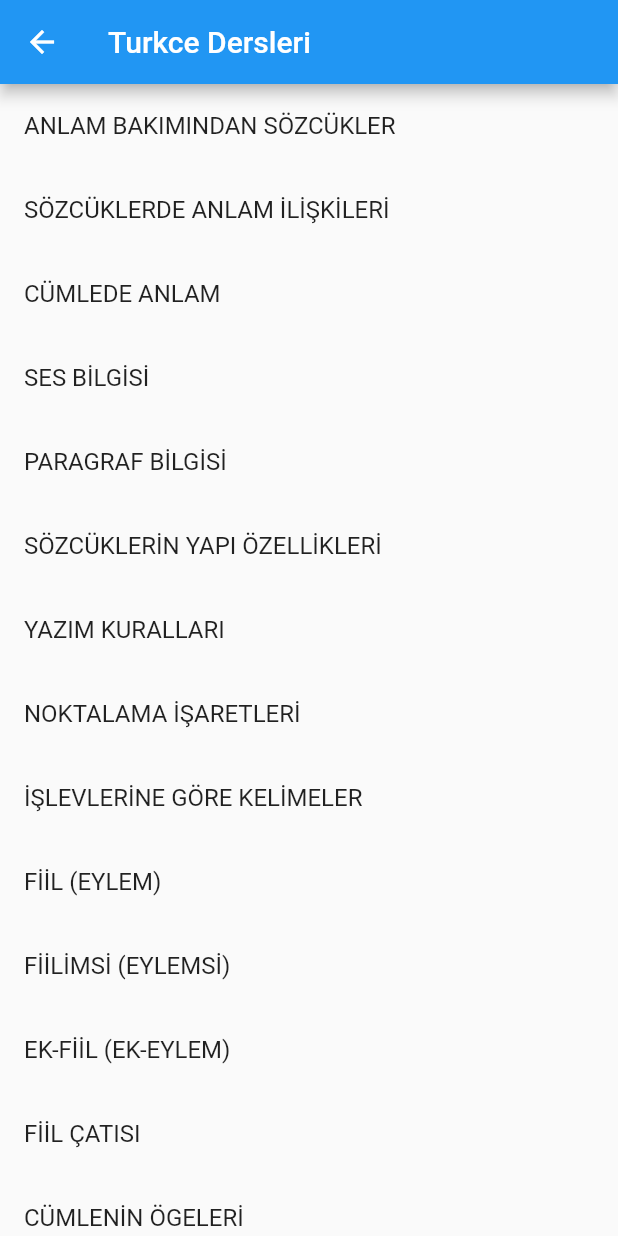
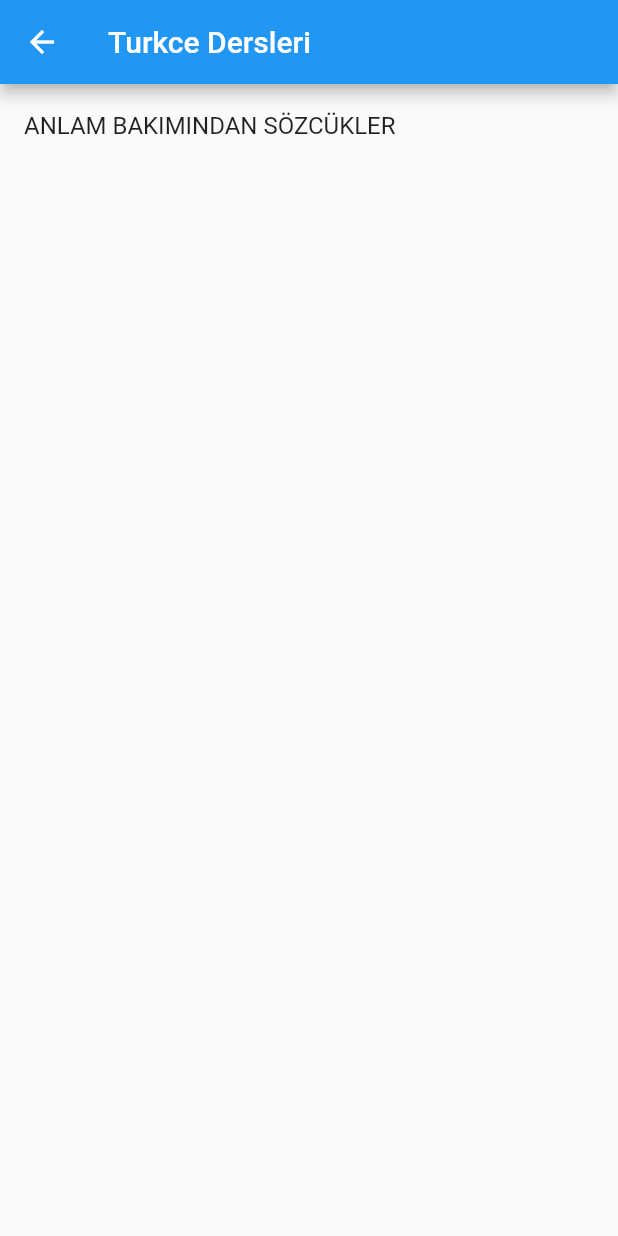
Before and after one commit to VB10/howcanido, a Flutter app: the TurkishLessonView screen opened directly, on a phone screen of 412 x 824 dp. Run offline on Flutter 3.47's test engine with Material 2 defaults, Android fonts, the phone set to English and light mode, and no system bars; our stand-ins replace dio, flutter_widget_from_html, package_info; network calls fail.

Commit message:
generci page added

```diff
--- a/lib/turkish-lesson/core/lesson.dart
+++ b/lib/turkish-lesson/core/lesson.dart
@@ -1,3 +1,6 @@
+import 'package:howcanido/turkish-lesson/model/lesson_model.dart';
+import 'package:howcanido/turkish-lesson/pages/adverb_page.dart';
+
 class Lesson {
   final List<String> lessonSubjects = [
     'ANLAM BAKIMINDAN SÖZCÜKLER',
@@ -17,4 +20,10 @@ class Lesson {
     'CÜMLE BİLGİSİ',
     'ANLATIM BOZUKLUĞU',
   ];
+
+  final List<LessonModel> lessonPageItems = [
+    // TODO: Bu sekilde hepsi eklenerek dinamik olarak basildiginda
+    // ilgi sayfalara gidilebilir
+    LessonModel(page: AdverbPage(), title: "ANLAM BAKIMINDAN SÖZCÜKLER")
+  ];
 }
--- /dev/null
+++ b/lib/turkish-lesson/model/lesson_model.dart
@@ -0,0 +1,8 @@
+import 'package:flutter/material.dart';
+
+class LessonModel {
+  final String title;
+  final Widget page;
+
+  LessonModel({@required this.title, @required this.page});
+}
--- a/lib/turkish-lesson/turkish_lesson_view.dart
+++ b/lib/turkish-lesson/turkish_lesson_view.dart
@@ -21,10 +21,10 @@ class _TurkishLessonViewState extends State<TurkishLessonView> {
     return Scaffold(
       appBar: AppBar(title: Text(stringItems.lessonTitle)),
       body: ListView.builder(
-        itemCount: lesson.lessonSubjects.length,
+        itemCount: lesson.lessonPageItems.length,
         itemBuilder: (context, index) {
           return ListTile(
-            title: Text(lesson.lessonSubjects[index]),
+            title: Text(lesson.lessonPageItems[index].title),
             onTap: () {
               _navigateDetailPage(index);
             },
@@ -37,8 +37,6 @@ class _TurkishLessonViewState extends State<TurkishLessonView> {
   //MARK: File Private  yaparak methodu baske yerlerden erismeyi kapatiyoruz
   // MARK: index degeri dokunlan itemin indexi
   void _navigateDetailPage(int index) {
-    Navigator.of(context).push(MaterialPageRoute(
-      builder: (context) => LessonDetail(lessonName: lesson.lessonSubjects[index]),
-    ));
+    Navigator.of(context).push(MaterialPageRoute(builder: (context) => lesson.lessonPageItems[index].page));
   }
 }
```
Also changed, not shown: lib/turkish-lesson/pages/adverb_page.dart (added, +14 -0 lines).
